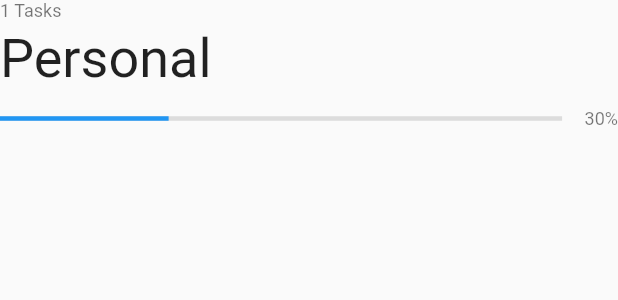
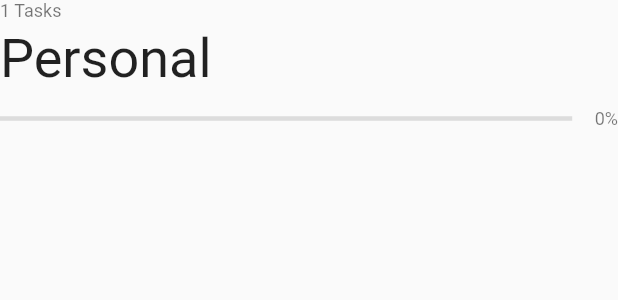
Before and after one commit to ariedov/flutter_ui_challenge_todo, a Flutter app: the CategoryInfo widget shown alone on an empty page, opened directly with sample values from the repository, on a phone screen of 412 x 824 dp. Shown: the top 300 px of the screen. Run offline on Flutter 3.47's test engine with Material 2 defaults, Android fonts, the phone set to English and light mode, and no system bars; missing offline and left inert: snaplist.

Commit message:
calculates progress in the widget

```diff
--- a/lib/category_info.dart
+++ b/lib/category_info.dart
@@ -19,7 +19,7 @@ class CategoryInfo extends StatelessWidget {
           SizedBox(height: 4.0),
           Text(category.title, style: Theme.of(context).textTheme.display1),
           SizedBox(height: 12.0),
-          CategoryProgress(color: category.color),
+          CategoryProgress(category: category),
         ],
       ),
     );
--- a/lib/category_progress.dart
+++ b/lib/category_progress.dart
@@ -1,20 +1,25 @@
 import 'package:flutter/material.dart';
+import 'package:flutter_todo/model.dart';
 
 class CategoryProgress extends StatelessWidget {
-  final Color color;
-  const CategoryProgress({Key key, this.color}) : super(key: key);
+  final Category category;
+  const CategoryProgress({Key key, this.category}) : super(key: key);
 
   @override
   Widget build(BuildContext context) {
+    final progress = _calclulateProgress();
     return Row(
       children: <Widget>[
         Expanded(
           child: SizedBox(
             height: 3.0,
-            child: LinearProgressIndicator(
-              value: 0.3,
-              backgroundColor: Colors.black12,
-              valueColor: AlwaysStoppedAnimation(color),
+            child: ProgressAnimation(
+              value: _calclulateProgress(),
+              builder: (context, value) => LinearProgressIndicator(
+                    value: value,
+                    backgroundColor: Colors.black12,
+                    valueColor: AlwaysStoppedAnimation(category.color),
+                  ),
             ),
           ),
         ),
@@ -22,10 +27,62 @@ class CategoryProgress extends StatelessWidget {
           width: 15.0,
         ),
         Text(
-          "30%",
+          "${(progress * 100).toInt()}%",
           style: Theme.of(context).textTheme.subhead,
         ),
       ],
     );
   }
+
+  double _calclulateProgress() {
+    final finishedItems = category.tasks.where((item) => item.done).length;
+    if (finishedItems == 0) {
+      return 0.0;
+    }
+    return category.tasks.length.toDouble() / finishedItems;
+  }
 }
+
+class ProgressAnimation extends StatefulWidget {
+  final double value;
+  final ProgressBuilder builder;
+
+  const ProgressAnimation({Key key, this.value, this.builder})
+      : super(key: key);
+
+  @override
+  State<StatefulWidget> createState() => _ProgressState();
+}
+
+class _ProgressState extends State<ProgressAnimation>
+    with TickerProviderStateMixin {
+  AnimationController _controller;
+  Tween<double> _valueTween;
+  double _value;
+
+  @override
+  void initState() {
+    _value = widget.value;
+
+    _controller =
+        AnimationController(vsync: this, duration: Duration(milliseconds: 100))
+          ..addListener(() => setState(() {
+                _value = _valueTween.evaluate(_controller);
+              }));
+    super.initState();
+  }
+
+  @override
+  void didUpdateWidget(ProgressAnimation oldWidget) {
+    _valueTween = Tween(begin: oldWidget.value, end: widget.value);
+    _controller.forward(from: 0.0);
+    super.didUpdateWidget(oldWidget);
+  }
+
+  @override
+  Widget build(BuildContext context) {
+    return widget.builder(context, _value);
+  }
+}
+
+typedef Widget ProgressBuilder(BuildContext context, double value);
--- a/lib/projects_screen.dart
+++ b/lib/projects_screen.dart
@@ -3,7 +3,6 @@ import 'package:flutter_todo/category_card.dart';
 import 'package:flutter_todo/circular_image.dart';
 import 'package:flutter_todo/data_provider.dart';
 import 'package:flutter_todo/detail/detail_screen.dart';
-import 'package:flutter_todo/model.dart';
 import 'package:snaplist/snaplist.dart';
 
 class ProjectsScreen extends StatefulWidget {
```
